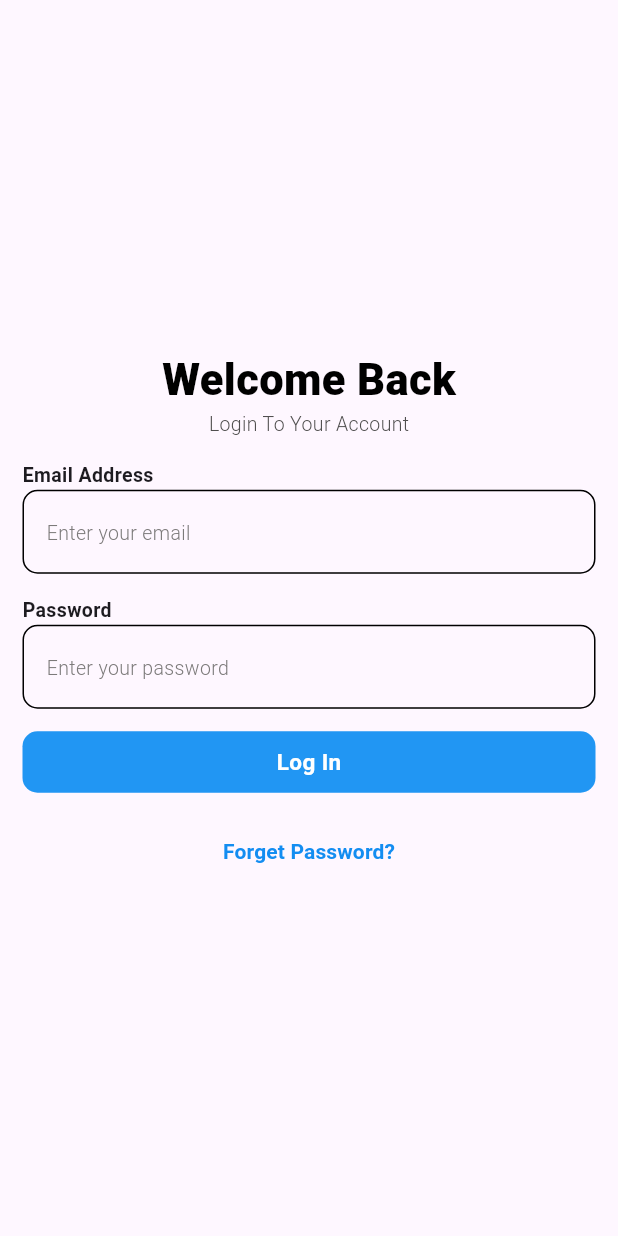
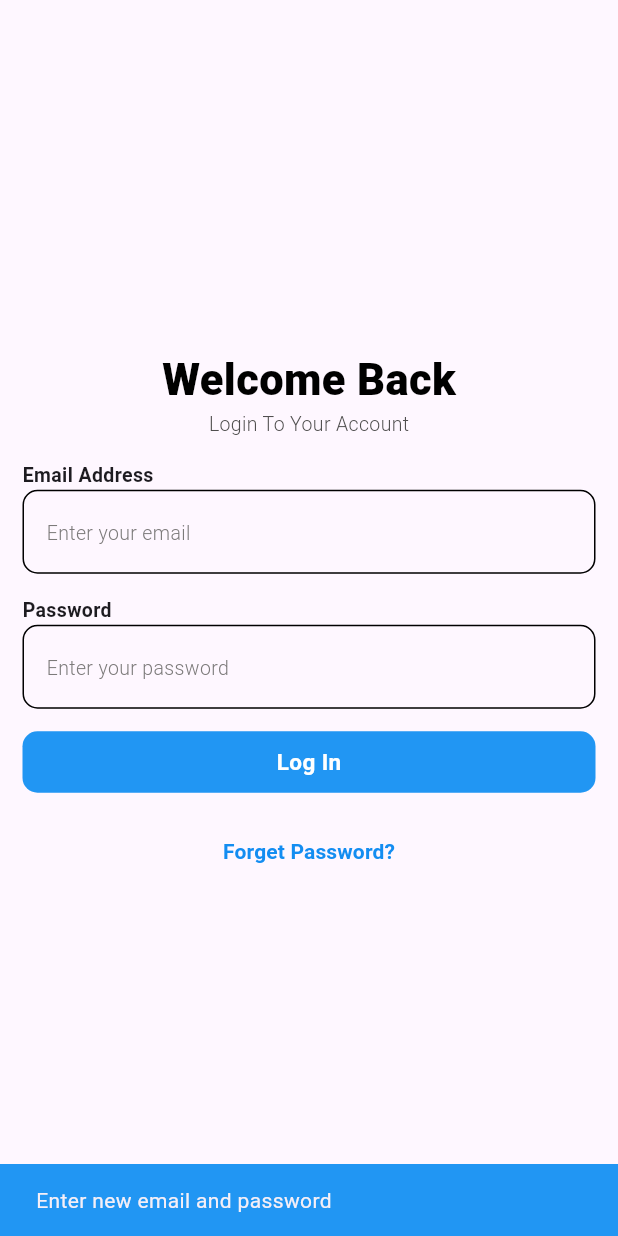
Before and after one commit to jadhavpayal702/field_management_application, a Flutter app: the screen it shows after launch, after a tap on "Forget Password?", on a phone screen of 412 x 824 dp. Run offline on Flutter 3.47's test engine with Material 3 defaults, Android fonts, the phone set to English and light mode, and no system bars; our stand-ins replace image_picker.

Commit message:
Add snackbar message for password recovery

```diff
--- a/lib/View/loginScreen.dart
+++ b/lib/View/loginScreen.dart
@@ -178,7 +178,14 @@ class _LoginScreenState extends State<LoginScreen> {
             ),
 
             TextButton(
-              onPressed: () {},
+              onPressed: () {
+                ScaffoldMessenger.of(context).showSnackBar(
+                          SnackBar(
+                            backgroundColor: Colors.blue,
+                            content: Text("Enter new email and password"),
+                          ),
+                        );
+              },
               child: Text(
                 "Forget Password?",
                 style: TextStyle(
```
